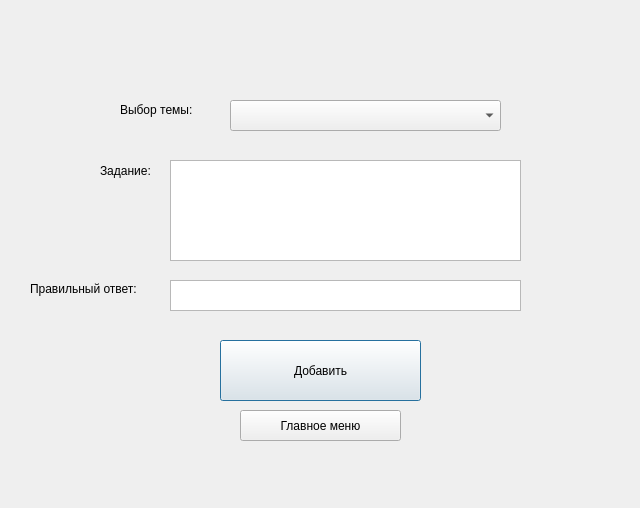
Qt form addtaskwindow.ui (icspero/3-semester-CourseWork_Client) before a commit.
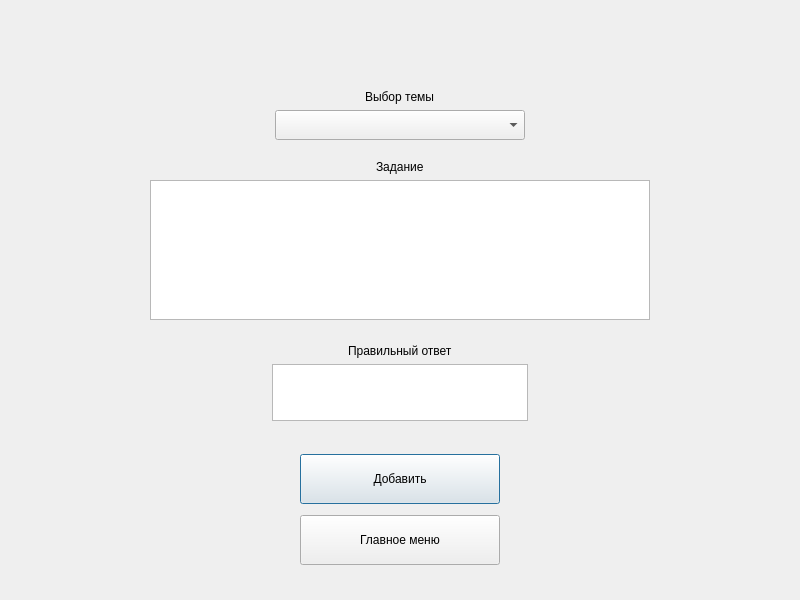
The same form after that commit.

Patch:
```diff
--- a/addtaskwindow.ui
+++ b/addtaskwindow.ui
@@ -2,112 +2,237 @@
 <ui version="4.0">
  <class>addtaskwindow</class>
  <widget class="QDialog" name="addtaskwindow">
+  <property name="enabled">
+   <bool>true</bool>
+  </property>
   <property name="geometry">
    <rect>
     <x>0</x>
     <y>0</y>
-    <width>640</width>
-    <height>508</height>
+    <width>800</width>
+    <height>600</height>
    </rect>
   </property>
   <property name="windowTitle">
    <string>Dialog</string>
   </property>
-  <widget class="QTextEdit" name="textEdit">
-   <property name="geometry">
-    <rect>
-     <x>170</x>
-     <y>160</y>
-     <width>351</width>
-     <height>101</height>
-    </rect>
-   </property>
-  </widget>
-  <widget class="QTextEdit" name="textEdit_2">
-   <property name="geometry">
-    <rect>
-     <x>170</x>
-     <y>280</y>
-     <width>351</width>
-     <height>31</height>
-    </rect>
-   </property>
-  </widget>
-  <widget class="QLabel" name="label_2">
-   <property name="geometry">
-    <rect>
-     <x>100</x>
-     <y>150</y>
-     <width>71</width>
-     <height>41</height>
-    </rect>
-   </property>
-   <property name="text">
-    <string>Задание:</string>
-   </property>
-  </widget>
-  <widget class="QLabel" name="label_3">
-   <property name="geometry">
-    <rect>
-     <x>30</x>
-     <y>280</y>
-     <width>151</width>
-     <height>18</height>
-    </rect>
-   </property>
-   <property name="text">
-    <string>Правильный ответ: </string>
-   </property>
-  </widget>
-  <widget class="QPushButton" name="pushButton">
-   <property name="geometry">
-    <rect>
-     <x>220</x>
-     <y>340</y>
-     <width>201</width>
-     <height>61</height>
-    </rect>
-   </property>
-   <property name="text">
-    <string>Добавить</string>
-   </property>
-  </widget>
-  <widget class="QComboBox" name="comboBox">
-   <property name="geometry">
-    <rect>
-     <x>230</x>
-     <y>100</y>
-     <width>271</width>
-     <height>31</height>
-    </rect>
-   </property>
-  </widget>
-  <widget class="QLabel" name="label_4">
-   <property name="geometry">
-    <rect>
-     <x>120</x>
-     <y>100</y>
-     <width>111</width>
-     <height>20</height>
-    </rect>
-   </property>
-   <property name="text">
-    <string>Выбор темы:</string>
-   </property>
-  </widget>
-  <widget class="QPushButton" name="pushButton_2">
-   <property name="geometry">
-    <rect>
-     <x>240</x>
-     <y>410</y>
-     <width>161</width>
-     <height>31</height>
-    </rect>
-   </property>
-   <property name="text">
-    <string>Главное меню</string>
-   </property>
-  </widget>
+  <layout class="QVBoxLayout" name="verticalLayout">
+   <item alignment="Qt::AlignHCenter|Qt::AlignVCenter">
+    <widget class="QWidget" name="widget" native="true">
+     <property name="sizePolicy">
+      <sizepolicy hsizetype="Preferred" vsizetype="Preferred">
+       <horstretch>0</horstretch>
+       <verstretch>0</verstretch>
+      </sizepolicy>
+     </property>
+     <layout class="QVBoxLayout" name="verticalLayout_2">
+      <item>
+       <spacer name="verticalSpacer">
+        <property name="orientation">
+         <enum>Qt::Vertical</enum>
+        </property>
+        <property name="sizeType">
+         <enum>QSizePolicy::Fixed</enum>
+        </property>
+        <property name="sizeHint" stdset="0">
+         <size>
+          <width>20</width>
+          <height>70</height>
+         </size>
+        </property>
+       </spacer>
+      </item>
+      <item alignment="Qt::AlignHCenter">
+       <widget class="QLabel" name="label_4">
+        <property name="text">
+         <string>Выбор темы</string>
+        </property>
+       </widget>
+      </item>
+      <item alignment="Qt::AlignHCenter">
+       <widget class="QComboBox" name="comboBox">
+        <property name="sizePolicy">
+         <sizepolicy hsizetype="Fixed" vsizetype="Fixed">
+          <horstretch>0</horstretch>
+          <verstretch>0</verstretch>
+         </sizepolicy>
+        </property>
+        <property name="minimumSize">
+         <size>
+          <width>250</width>
+          <height>30</height>
+         </size>
+        </property>
+       </widget>
+      </item>
+      <item>
+       <spacer name="verticalSpacer_4">
+        <property name="orientation">
+         <enum>Qt::Vertical</enum>
+        </property>
+        <property name="sizeType">
+         <enum>QSizePolicy::Fixed</enum>
+        </property>
+        <property name="sizeHint" stdset="0">
+         <size>
+          <width>20</width>
+          <height>5</height>
+         </size>
+        </property>
+       </spacer>
+      </item>
+      <item>
+       <widget class="QWidget" name="widget_4" native="true">
+        <layout class="QVBoxLayout" name="verticalLayout_4">
+         <item alignment="Qt::AlignHCenter">
+          <widget class="QLabel" name="label_2">
+           <property name="text">
+            <string>Задание</string>
+           </property>
+          </widget>
+         </item>
+         <item alignment="Qt::AlignHCenter">
+          <widget class="QTextEdit" name="textEdit">
+           <property name="sizePolicy">
+            <sizepolicy hsizetype="Fixed" vsizetype="Fixed">
+             <horstretch>0</horstretch>
+             <verstretch>0</verstretch>
+            </sizepolicy>
+           </property>
+           <property name="minimumSize">
+            <size>
+             <width>500</width>
+             <height>140</height>
+            </size>
+           </property>
+          </widget>
+         </item>
+        </layout>
+       </widget>
+      </item>
+      <item alignment="Qt::AlignHCenter">
+       <widget class="QWidget" name="widget_3" native="true">
+        <layout class="QVBoxLayout" name="verticalLayout_5">
+         <item alignment="Qt::AlignHCenter">
+          <widget class="QLabel" name="label_3">
+           <property name="sizePolicy">
+            <sizepolicy hsizetype="Preferred" vsizetype="Preferred">
+             <horstretch>0</horstretch>
+             <verstretch>0</verstretch>
+            </sizepolicy>
+           </property>
+           <property name="text">
+            <string>Правильный ответ</string>
+           </property>
+          </widget>
+         </item>
+         <item>
+          <widget class="QTextEdit" name="textEdit_2">
+           <property name="enabled">
+            <bool>true</bool>
+           </property>
+           <property name="sizePolicy">
+            <sizepolicy hsizetype="Fixed" vsizetype="Fixed">
+             <horstretch>0</horstretch>
+             <verstretch>0</verstretch>
+            </sizepolicy>
+           </property>
+           <property name="minimumSize">
+            <size>
+             <width>50</width>
+             <height>20</height>
+            </size>
+           </property>
+           <property name="font">
+            <font>
+             <bold>false</bold>
+            </font>
+           </property>
+          </widget>
+         </item>
+        </layout>
+       </widget>
+      </item>
+     </layout>
+    </widget>
+   </item>
+   <item alignment="Qt::AlignHCenter|Qt::AlignVCenter">
+    <widget class="QWidget" name="widget_2" native="true">
+     <layout class="QVBoxLayout" name="verticalLayout_3">
+      <item>
+       <widget class="QPushButton" name="pushButton">
+        <property name="sizePolicy">
+         <sizepolicy hsizetype="Fixed" vsizetype="Fixed">
+          <horstretch>0</horstretch>
+          <verstretch>0</verstretch>
+         </sizepolicy>
+        </property>
+        <property name="minimumSize">
+         <size>
+          <width>200</width>
+          <height>50</height>
+         </size>
+        </property>
+        <property name="text">
+         <string>Добавить</string>
+        </property>
+       </widget>
+      </item>
+      <item>
+       <spacer name="verticalSpacer_3">
+        <property name="orientation">
+         <enum>Qt::Vertical</enum>
+        </property>
+        <property name="sizeType">
+         <enum>QSizePolicy::Fixed</enum>
+        </property>
+        <property name="sizeHint" stdset="0">
+         <size>
+          <width>20</width>
+          <height>5</height>
+         </size>
+        </property>
+       </spacer>
+      </item>
+      <item>
+       <widget class="QPushButton" name="pushButton_2">
+        <property name="sizePolicy">
+         <sizepolicy hsizetype="Fixed" vsizetype="Fixed">
+          <horstretch>0</horstretch>
+          <verstretch>0</verstretch>
+         </sizepolicy>
+        </property>
+        <property name="minimumSize">
+         <size>
+          <width>200</width>
+          <height>50</height>
+         </size>
+        </property>
+        <property name="text">
+         <string>Главное меню</string>
+        </property>
+       </widget>
+      </item>
+     </layout>
+    </widget>
+   </item>
+   <item>
+    <spacer name="verticalSpacer_2">
+     <property name="orientation">
+      <enum>Qt::Vertical</enum>
+     </property>
+     <property name="sizeType">
+      <enum>QSizePolicy::Fixed</enum>
+     </property>
+     <property name="sizeHint" stdset="0">
+      <size>
+       <width>20</width>
+       <height>15</height>
+      </size>
+     </property>
+    </spacer>
+   </item>
+  </layout>
  </widget>
  <resources/>
  <connections/>
```
Left out of the diff: 5 changed lines with no effect on the pictures.
